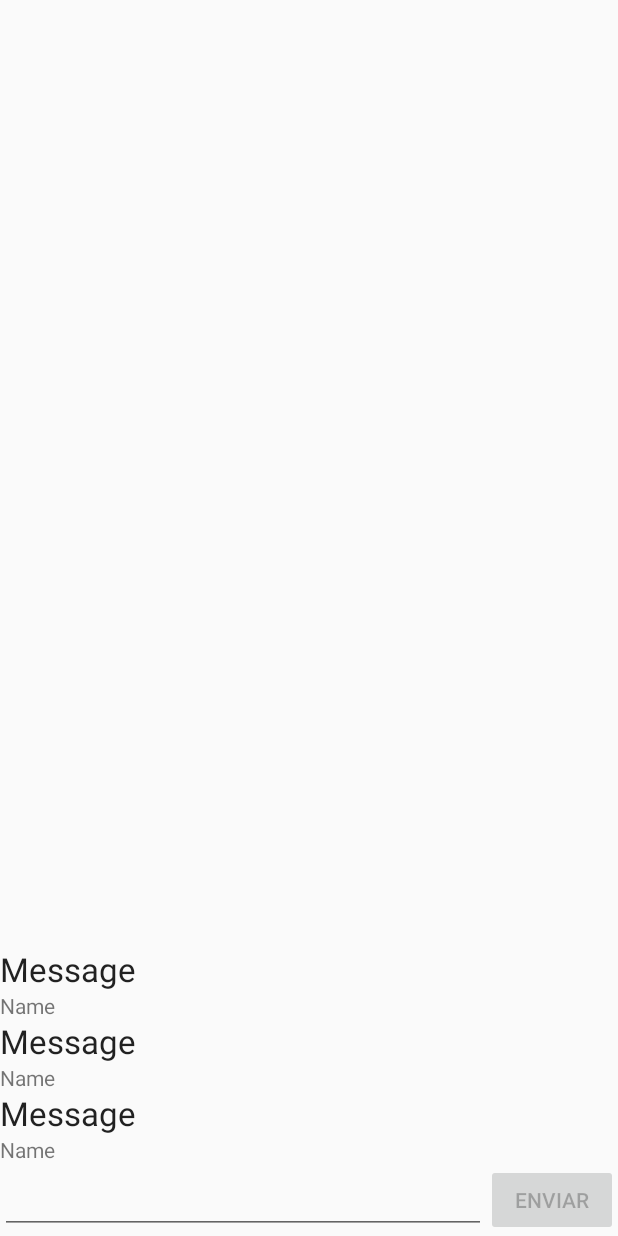
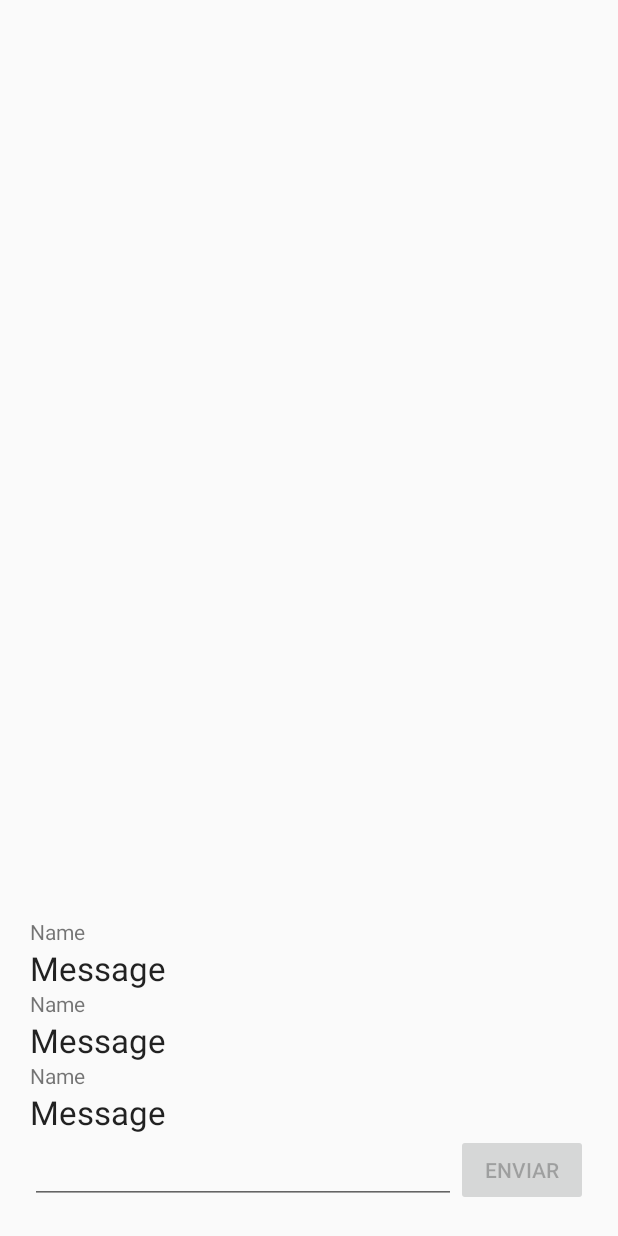
Before and after one commit to GuillemSuneDAW2/GimnasDual, an Android app: the layout fragment_chat.xml on its own in the app's theme, with its tools: preview values and no code run, on a phone screen of 412 x 824 dp. Run offline under Robolectric (Android 15) with nearby library versions, the phone set to English and light mode, and no system bars.

```diff
--- a/app/src/main/java/com/example/gimnasdual/RVAdapters/MessageAdapter.java
+++ b/app/src/main/java/com/example/gimnasdual/RVAdapters/MessageAdapter.java
@@ -28,6 +28,10 @@ public class MessageAdapter extends ArrayAdapter<ChatMessage> {
 
         ChatMessage message = getItem(position);
 
+        messageTextView.setVisibility(View.VISIBLE);
+        messageTextView.setText(message.getText());
+        authorTextView.setText(message.getName());
+
         return convertView;
     }
 }
--- a/app/src/main/res/layout/fragment_chat.xml
+++ b/app/src/main/res/layout/fragment_chat.xml
@@ -3,6 +3,7 @@
     xmlns:tools="http://schemas.android.com/tools"
     android:layout_width="match_parent"
     android:layout_height="match_parent"
+    android:padding="20dp"
     tools:context=".fragments.ChatFragment">
 
     <ListView
@@ -10,18 +11,18 @@
         android:layout_width="match_parent"
         android:layout_height="match_parent"
         android:layout_above="@+id/linearLayout"
+        android:divider="@android:color/transparent"
         android:stackFromBottom="true"
-        android:divider="@android:color/transparent"
         android:transcriptMode="alwaysScroll"
-        tools:listitem="@layout/item_message"/>
+        tools:listitem="@layout/item_message" />
 
     <LinearLayout
         android:id="@+id/linearLayout"
         android:layout_width="match_parent"
         android:layout_height="wrap_content"
+        android:layout_alignParentStart="true"
+        android:layout_alignParentLeft="true"
         android:layout_alignParentBottom="true"
-        android:layout_alignParentLeft="true"
-        android:layout_alignParentStart="true"
         android:orientation="horizontal">
 
         <EditText
@@ -37,7 +38,7 @@
             android:layout_height="wrap_content"
             android:layout_gravity="bottom"
             android:enabled="false"
-            android:text="@string/enviar"/>
+            android:text="@string/enviar" />
 
     </LinearLayout>
 </RelativeLayout>
--- a/app/src/main/res/layout/item_message.xml
+++ b/app/src/main/res/layout/item_message.xml
@@ -7,11 +7,13 @@
               android:layout_marginStart="16dp"
               android:orientation="vertical">
 
-    <ImageView
-        android:id="@+id/photoImageView"
-        android:layout_width="match_parent"
+    <TextView
+        android:id="@+id/nameTextView"
+        android:layout_width="wrap_content"
         android:layout_height="wrap_content"
-        android:adjustViewBounds="true" />
+        android:layout_weight="0"
+        android:textAppearance="?android:attr/textAppearanceSmall"
+        tools:text="Name" />
 
     <TextView
         android:id="@+id/messageTextView"
@@ -21,12 +23,4 @@
         android:textAppearance="?android:attr/textAppearanceLarge"
         tools:text="Message" />
 
-    <TextView
-        android:id="@+id/nameTextView"
-        android:layout_width="wrap_content"
-        android:layout_height="wrap_content"
-        android:layout_weight="0"
-        android:textAppearance="?android:attr/textAppearanceSmall"
-        tools:text="Name" />
-
 </LinearLayout>
--- a/app/src/main/res/menu/menu_navview.xml
+++ b/app/src/main/res/menu/menu_navview.xml
@@ -16,12 +16,12 @@
 
         <item
             android:id="@+id/navView_subheader"
-            android:title="@string/chat">
+            android:title="subheader">
             <menu>
 
                 <item
                     android:id="@+id/navView_secc4"
-                    android:title="Lorem ipsum 4"/>
+                    android:title="@string/chat"/>
 
                 <item
                     android:id="@+id/navView_secc5"
--- a/build.gradle
+++ b/build.gradle
@@ -8,7 +8,7 @@ buildscript {
     }
     dependencies {
         classpath 'com.android.tools.build:gradle:3.3.2'
-        classpath 'com.google.gms:google-services:4.0.1'
+        classpath 'com.google.gms:google-services:4.2.0'
         // NOTE: Do not place your application dependencies here; they belong
         // in the individual module build.gradle files
     }
```
Also changed, not shown: app/src/main/java/com/example/gimnasdual/HomeActivity.java (+8 -1 lines), app/src/main/java/com/example/gimnasdual/fragments/ChatFragment.java (+38 -3 lines).
